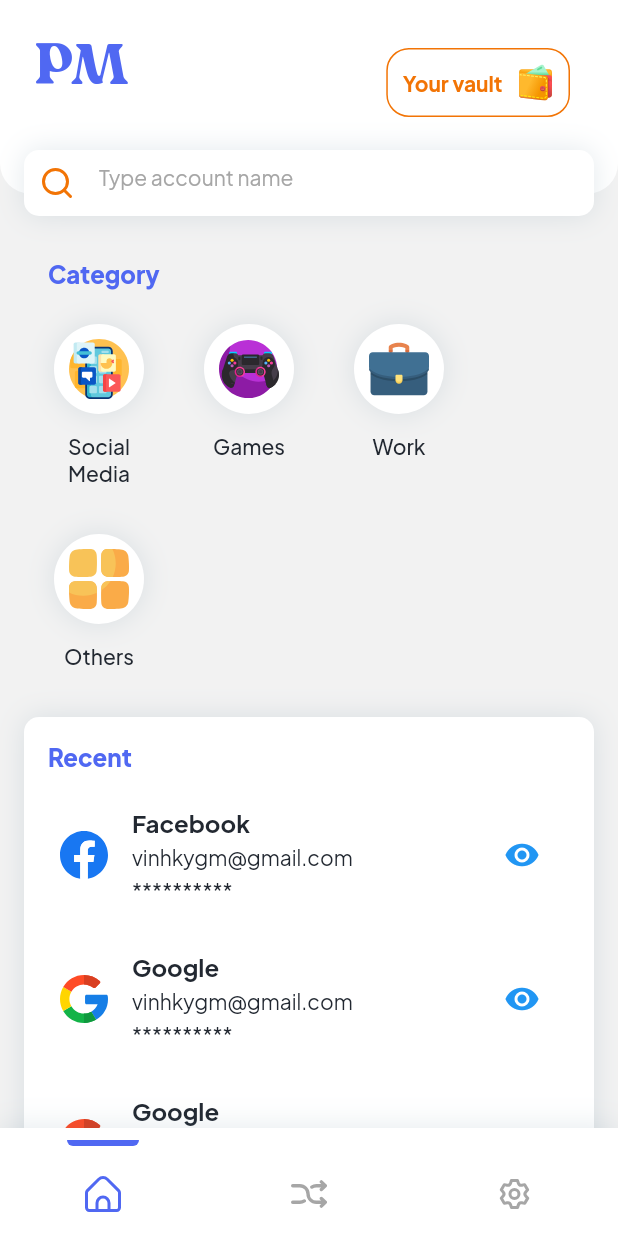
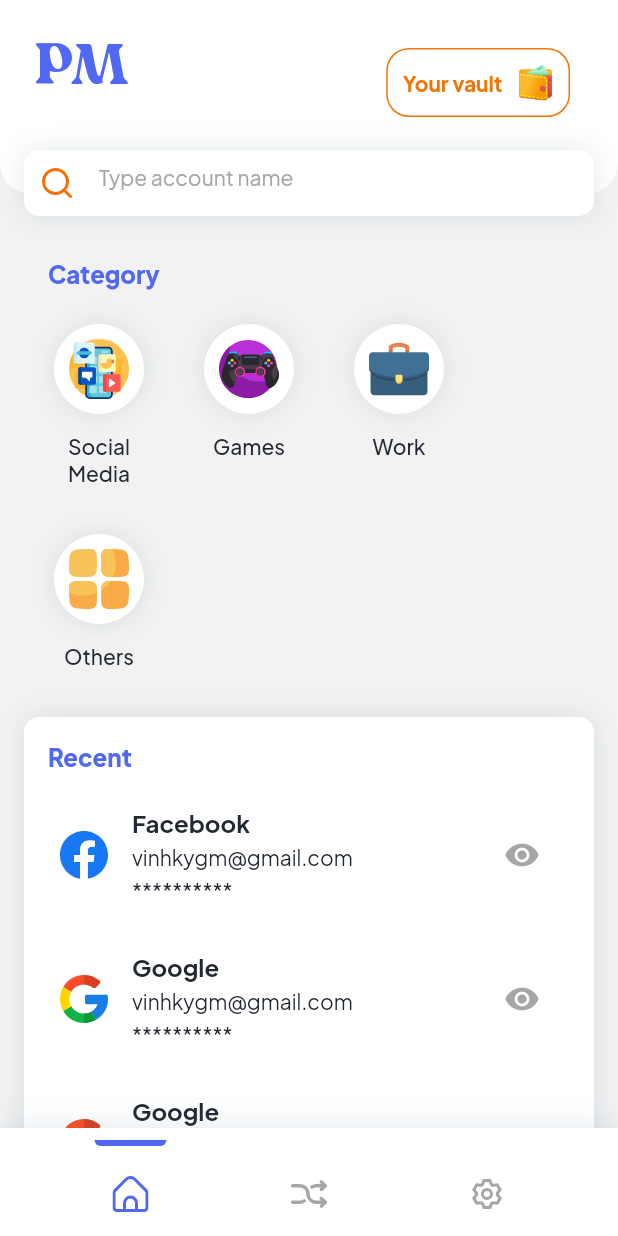
Before and after one commit to juliesZ7/graduate_thesis, a Flutter app: the screen it shows after launch, on a phone screen of 412 x 824 dp. Run offline on Flutter 3.47's test engine with Material 2 defaults, Android fonts, the phone set to English and light mode, and no system bars; our stand-ins replace flutter_svg.

Commit message:
Finish PageRoute, Finish Bottom Navigation Bar
- I have just build demo of PageRoute, which means I have not done yet, but basically I have success buit it!

```diff
--- a/lib/components_library/system/bottom_navigation_bar.dart
+++ b/lib/components_library/system/bottom_navigation_bar.dart
@@ -1,3 +1,5 @@
+import 'dart:developer';
+
 import 'package:flutter/material.dart';
 import 'package:graduate_thesis/components_library/system/clickable_widget.dart';
 import 'package:graduate_thesis/style_guide/style_guide.dart';
@@ -10,35 +12,42 @@ class AppBottomNavigationBar extends StatefulWidget {
 }
 
 class _BottomNavigationBarState extends State<AppBottomNavigationBar> {
+  int selectedPage = 0;
   @override
   Widget build(BuildContext context) {
     return Container(
         height: 72,
         decoration: BoxDecoration(
             color: ColorGuide().text3, boxShadow: [Shadow().light1]),
-      child: Row(mainAxisAlignment: MainAxisAlignment.spaceAround, children: [
-        navigationItem(icon(IconName().home, ColorGuide().primary1, 24),
-            ColorGuide().primary1),
-        navigationItem(icon(IconName().random, ColorGuide().text5, 24),
-            Colors.transparent),
-        navigationItem(icon(IconName().settings, ColorGuide().text5, 24),
-            Colors.transparent),
-      ]),
-    );
-  }
+        child: Row(
+          mainAxisAlignment: MainAxisAlignment.spaceEvenly,
+          children: [
+            navigationItem(IconName().home, 0, "/"),
+            navigationItem(IconName().random, 1, '/generatePasswordHomePage'),
+            navigationItem(IconName().settings, 2, "/settings"),
+          ],
+        ));
   }
 
-Widget navigationItem(Widget logo, Color color) {
+  Widget navigationItem(String logo, int index, String pageRoute) {
     return ClickableWidget(
-    function: () {},
+        function: () {
+          setState(() {
+            selectedPage = index;
+            Navigator.of(context).pushNamed(pageRoute);
+          });
+        },
         child: Container(
           height: 72,
-      child: Column(crossAxisAlignment: CrossAxisAlignment.center, children: [
+          child:
+              Column(crossAxisAlignment: CrossAxisAlignment.center, children: [
             Container(
               width: 48,
               height: 4,
               decoration: BoxDecoration(
-              color: color,
+                  color: (index == selectedPage)
+                      ? ColorGuide().primary1
+                      : Colors.transparent,
                   borderRadius: BorderRadius.only(
                       bottomLeft: Radius.circular(20),
                       bottomRight: Radius.circular(20))),
@@ -46,8 +55,55 @@ Widget navigationItem(Widget logo, Color color) {
             SizedBox(
               height: 20,
             ),
-        logo
+            (index == selectedPage)
+                ? icon(logo, ColorGuide().primary1, 24)
+                : icon(logo, ColorGuide().text5, 24)
           ]),
-    ),
-  );
+        ));
   }
+}
+
+// class BottomNavigationBarVariants {
+//   Widget home =
+//       Row(mainAxisAlignment: MainAxisAlignment.spaceAround, children: [
+//     navigationItem(icon(IconName().home, ColorGuide().primary1, 24),
+//         ColorGuide().primary1, 0),
+//     navigationItem(
+//         icon(IconName().random, ColorGuide().text5, 24), Colors.transparent, 1),
+//     navigationItem(icon(IconName().settings, ColorGuide().text5, 24),
+//         Colors.transparent, 2),
+//   ]);
+//   Widget generatePassword =
+//       Row(mainAxisAlignment: MainAxisAlignment.spaceAround, children: [
+//     navigationItem(
+//         icon(IconName().home, ColorGuide().text5, 24), Colors.transparent, 0),
+//     navigationItem(icon(IconName().random, ColorGuide().primary1, 24),
+//         ColorGuide().primary1, 1),
+//     navigationItem(icon(IconName().settings, ColorGuide().text5, 24),
+//         Colors.transparent, 2),
+//   ]);
+//   Widget settings =
+//       Row(mainAxisAlignment: MainAxisAlignment.spaceAround, children: [
+//     navigationItem(
+//         icon(IconName().home, ColorGuide().text5, 24), Colors.transparent, 0),
+//     navigationItem(
+//         icon(IconName().random, ColorGuide().text5, 24), Colors.transparent, 1),
+//     navigationItem(icon(IconName().settings, ColorGuide().primary1, 24),
+//         ColorGuide().primary1, 2),
+//   ]);
+
+//   changeNavigate(int signal) {
+//     if (signal == 0) {
+//       log("Navigation: 0");
+//       return home;
+//     }
+//     if (signal == 1) {
+//       log("Navigation: 1");
+//       return generatePassword;
+//     }
+//     if (signal == 2) {
+//       log("Navigation: 2");
+//       return settings;
+//     }
+//   }
+// }
--- a/lib/components_library/system/clickable_widget.dart
+++ b/lib/components_library/system/clickable_widget.dart
@@ -1,8 +1,11 @@
+import 'dart:developer';
+
 import 'package:flutter/material.dart';
+import 'package:graduate_thesis/components_library/system/bottom_navigation_bar.dart';
 
 class ClickableWidget extends StatefulWidget {
   final Widget child;
-  final Function function;
+  final VoidCallback function;
   const ClickableWidget({Key? key, required this.child, required this.function})
       : super(key: key);
 
@@ -15,15 +18,13 @@ class _DefaultButtonState extends State<ClickableWidget> {
   Widget build(BuildContext context) {
     return clickableWidget(widget.child, widget.function);
   }
-}
 
-Widget clickableWidget(Widget child, Function function) {
+  Widget clickableWidget(Widget child, VoidCallback function) {
     return TextButton(
-    onPressed: () {
-      function;
-    },
+      onPressed: function,
       style: ButtonStyle(
           overlayColor: MaterialStateProperty.all(Colors.transparent)),
       child: child,
     );
   }
+}
--- a/lib/screen/Homepage/recent.dart
+++ b/lib/screen/Homepage/recent.dart
@@ -60,7 +60,6 @@ class RecentAccountFeature extends StatelessWidget {
       ),
     );
   }
-}
 
   Widget recentAccountItem(
       String logoName, String title, String username, String password) {
@@ -119,7 +118,9 @@ Widget recentAccountItem(
             child: Icon(
               Icons.remove_red_eye,
               size: 24,
+              color: ColorGuide().text5,
             ),
           ))
     ]);
   }
+}
```
Also changed, not shown: lib/main.dart (+8 -5 lines), lib/route_generator.dart (added, +28 -0 lines), lib/screen/generate_password/generate_password_homepage.dart (added, +15 -0 lines). Lines whose indentation alone changed are shown as unchanged.
